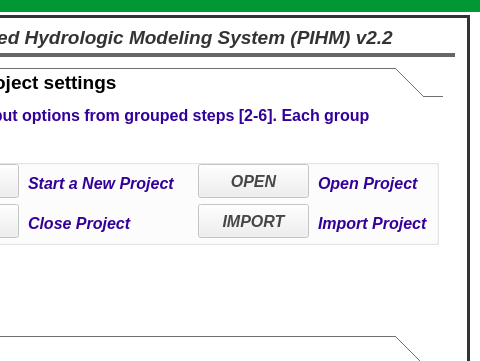
The window that pihmgisdialog.ui (leonard-psu/PIHMgis) describes before a commit, drawn with Qt 5; both pictures show x 360 to 840 and y 0 to 361 of the 840 by 700 pixel window.
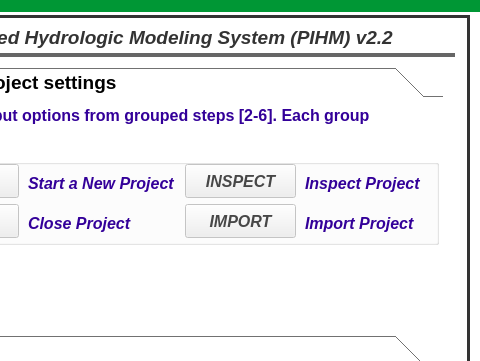
The same window after the commit. Icons and pictures are not drawn.

Diff of the .ui file:
```diff
--- a/pihmgisdialog.ui
+++ b/pihmgisdialog.ui
@@ -849,7 +849,7 @@
       </property>
       <property name="geometry">
        <rect>
-        <x>300</x>
+        <x>287</x>
         <y>60</y>
         <width>111</width>
         <height>34</height>
@@ -980,7 +980,7 @@
       </property>
       <property name="geometry">
        <rect>
-        <x>300</x>
+        <x>287</x>
         <y>20</y>
         <width>111</width>
         <height>34</height>
@@ -1093,7 +1093,7 @@
        <locale language="English" country="UnitedStates"/>
       </property>
       <property name="text">
-       <string>OPEN</string>
+       <string>INSPECT</string>
       </property>
       <property name="autoDefault">
        <bool>false</bool>
@@ -1108,9 +1108,9 @@
      <widget class="QLabel" name="PIHMgisProjectLableOpen">
       <property name="geometry">
        <rect>
-        <x>420</x>
+        <x>407</x>
         <y>30</y>
-        <width>111</width>
+        <width>121</width>
         <height>20</height>
        </rect>
       </property>
@@ -1126,13 +1126,13 @@
        <string notr="true">color: rgb(204, 51, 0);</string>
       </property>
       <property name="text">
-       <string>&lt;html&gt;&lt;head/&gt;&lt;body&gt;&lt;p&gt;&lt;span style=&quot; color:#330099;&quot;&gt;Open Project&lt;/span&gt;&lt;/p&gt;&lt;/body&gt;&lt;/html&gt;</string>
+       <string>&lt;html&gt;&lt;head/&gt;&lt;body&gt;&lt;p&gt;&lt;span style=&quot; color:#330099;&quot;&gt;Inspect Project&lt;/span&gt;&lt;/p&gt;&lt;/body&gt;&lt;/html&gt;</string>
       </property>
      </widget>
      <widget class="QLabel" name="PIHMgisProjectLableImport">
       <property name="geometry">
        <rect>
-        <x>420</x>
+        <x>407</x>
         <y>70</y>
         <width>121</width>
         <height>20</height>
```
